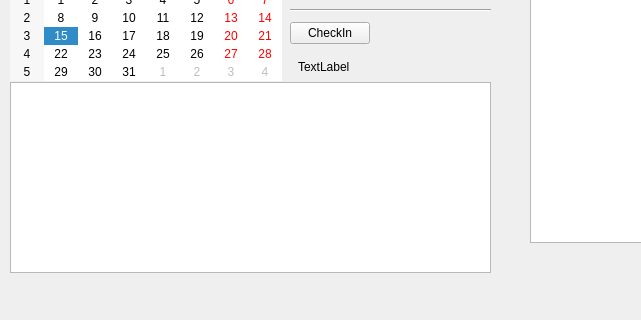
First picture: the form in mainwindow.ui, repository LabNeuroCogDevel/LNCDschedule, before the edit; both pictures show x 0 to 641 and y 488 to 808 of the 957 by 808 pixel window.
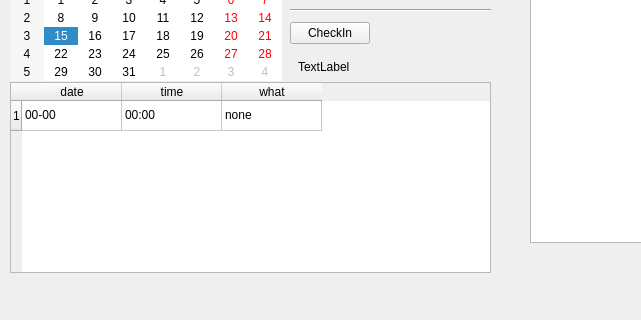
Second picture: the form after the edit.

The edit to the form file:
```diff
--- a/mainwindow.ui
+++ b/mainwindow.ui
@@ -53,6 +53,41 @@
       <height>191</height>
      </rect>
     </property>
+    <row>
+     <property name="text">
+      <string>1</string>
+     </property>
+    </row>
+    <column>
+     <property name="text">
+      <string>date</string>
+     </property>
+    </column>
+    <column>
+     <property name="text">
+      <string>time</string>
+     </property>
+    </column>
+    <column>
+     <property name="text">
+      <string>what</string>
+     </property>
+    </column>
+    <item row="0" column="0">
+     <property name="text">
+      <string>00-00</string>
+     </property>
+    </item>
+    <item row="0" column="1">
+     <property name="text">
+      <string>00:00</string>
+     </property>
+    </item>
+    <item row="0" column="2">
+     <property name="text">
+      <string>none</string>
+     </property>
+    </item>
    </widget>
    <widget class="QCalendarWidget" name="calendarWidget">
     <property name="geometry">
```
